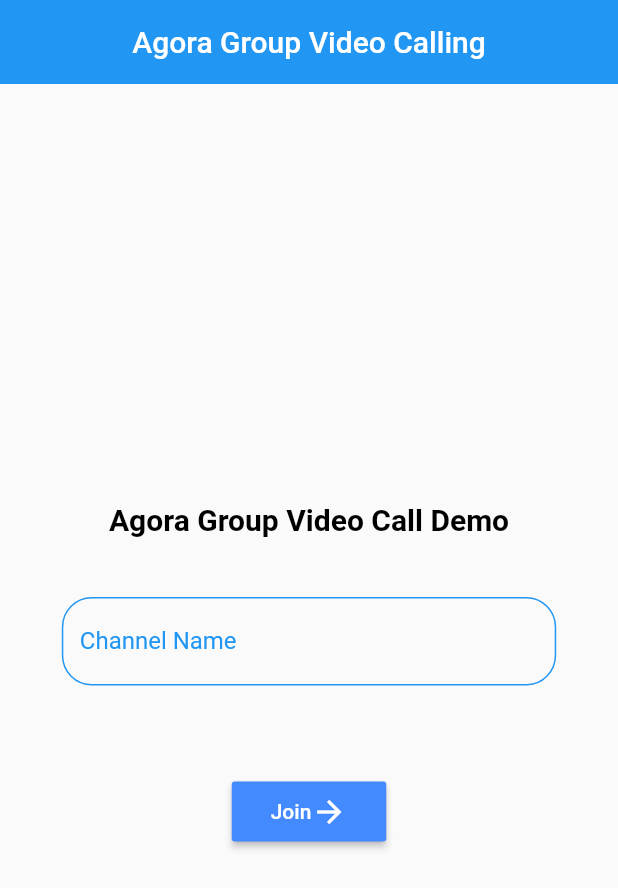
After one commit to coolgogi/hereNhear, a Flutter app: the CreateGroupCallPage screen opened directly, on a phone screen of 412 x 824 dp. The commit adds this screen. Shown: the top 888 px of the screen. Run offline on Flutter 3.47's test engine with Material 2 defaults, Android fonts, the phone set to English and light mode, and no system bars; our stand-ins replace cloud_firestore, firebase_auth, firebase_core, firebase_storage, get, google_sign_in and 1 more; missing offline and left inert: agora_rtc_engine, comment_box, flutter_pagewise; accounts and stored records are empty; network calls fail; statements that could not run were skipped.

Commit message:
add groupCall function

```diff
--- /dev/null
+++ b/herehear/lib/createGroupCall.dart
@@ -0,0 +1,131 @@
+import 'package:flutter/material.dart';
+import 'package:get/get.dart';
+import 'package:permission_handler/permission_handler.dart';
+import 'dart:async';
+
+import 'groupCall.dart';
+
+class CreateGroupCallPage extends StatefulWidget {
+  @override
+  _CreateGroupCallPageState createState() => _CreateGroupCallPageState();
+}
+
+class _CreateGroupCallPageState extends State<CreateGroupCallPage> {
+  final myController = TextEditingController();
+  bool _validateError = false;
+
+  @override
+  Widget build(BuildContext context) {
+    return Scaffold(
+      appBar: AppBar(
+        centerTitle: true,
+        title: Text('Agora Group Video Calling'),
+        elevation: 0,
+      ),
+      body: SafeArea(
+        child: Center(
+          child: SingleChildScrollView(
+            clipBehavior: Clip.antiAliasWithSaveLayer,
+            physics: BouncingScrollPhysics(),
+            child: Column(
+              crossAxisAlignment: CrossAxisAlignment.center,
+              mainAxisAlignment: MainAxisAlignment.center,
+              children: <Widget>[
+                // Container(
+                //   child: Image.asset('assets/agora-logo.png'),
+                //   height: MediaQuery.of(context).size.height * 0.1,
+                // ),
+                Padding(padding: EdgeInsets.only(top: 20)),
+                Text(
+                  'Agora Group Video Call Demo',
+                  style: TextStyle(
+                      color: Colors.black,
+                      fontSize: 20,
+                      fontWeight: FontWeight.bold),
+                ),
+                Padding(padding: EdgeInsets.symmetric(vertical: 20)),
+                Container(
+                  width: MediaQuery
+                      .of(context)
+                      .size
+                      .width * 0.8,
+                  child: TextFormField(
+                    controller: myController,
+                    decoration: InputDecoration(
+                      labelText: 'Channel Name',
+                      labelStyle: TextStyle(color: Colors.blue),
+                      hintText: 'test',
+                      hintStyle: TextStyle(color: Colors.black45),
+                      errorText:
+                      _validateError ? 'Channel name is mandatory' : null,
+                      border: OutlineInputBorder(
+                        borderSide: BorderSide(color: Colors.blue),
+                        borderRadius: BorderRadius.circular(20),
+                      ),
+                      enabledBorder: OutlineInputBorder(
+                        borderSide: BorderSide(color: Colors.blue),
+                        borderRadius: BorderRadius.circular(20),
+                      ),
+                      disabledBorder: OutlineInputBorder(
+                        borderSide: BorderSide(color: Colors.blue),
+                        borderRadius: BorderRadius.circular(20),
+                      ),
+                      focusedBorder: OutlineInputBorder(
+                        borderSide: BorderSide(color: Colors.blue),
+                        borderRadius: BorderRadius.circular(20),
+                      ),
+                    ),
+                  ),
+                ),
+                Padding(padding: EdgeInsets.symmetric(vertical: 30)),
+                Container(
+                  width: MediaQuery
+                      .of(context)
+                      .size
+                      .width * 0.25,
+                  child: MaterialButton(
+                    onPressed: onJoin,
+                    height: 40,
+                    color: Colors.blueAccent,
+                    child: Row(
+                      mainAxisAlignment: MainAxisAlignment.center,
+                      children: <Widget>[
+                        Text(
+                          'Join',
+                          style: TextStyle(color: Colors.white),
+                        ),
+                        Icon(
+                          Icons.arrow_forward,
+                          color: Colors.white,
+                        ),
+                      ],
+                    ),
+                  ),
+                )
+              ],
+            ),
+          ),
+        ),
+      ),
+    );
+  }
+
+  Future<void> onJoin() async {
+    setState(() {
+      myController.text.isEmpty
+          ? _validateError = true
+          : _validateError = false;
+    });
+
+    await _handleCameraAndMic(Permission.camera);
+    await _handleCameraAndMic(Permission.microphone);
+
+
+    Get.to(GroupCallPage(channelName: myController.text));
+  }
+
+  Future<void> _handleCameraAndMic(Permission permission) async {
+    final status = await permission.request();
+    print(status);
+  }
+}
--- a/herehear/lib/groupCall.dart
+++ b/herehear/lib/groupCall.dart
@@ -7,24 +7,24 @@
 // import 'package:agora_rtc_engine/rtc_local_view.dart' as RtcLocalView;
 // import 'package:agora_rtc_engine/rtc_remote_view.dart' as RtcRemoteView;
 
-class CallPage extends StatefulWidget {
+class GroupCallPage extends StatefulWidget {
   final String channelName;
 
-  const CallPage({required this.channelName});
+  const GroupCallPage({this.channelName});
 
 
   @override
-  _CallPageState createState() => _CallPageState();
+  _GroupCallPageState createState() => _GroupCallPageState();
 }
 
-class _CallPageState extends State<CallPage> {
+class _GroupCallPageState extends State<GroupCallPage> {
   static final _users = <int>[];
   final _infoStrings = <String>[];
   bool muted = false;
-  RtcEngine? _engine;
+  RtcEngine _engine;
   String baseUrl = 'http://10.0.2.2'; //Add the link to your deployed server here
   int uid = 0;
-  String? token;
+  String token;
 
   Future<void> getToken() async {
     final response = await http.get(
@@ -37,7 +37,7 @@
     if (response.statusCode == 200) {
       setState(() {
         token = response.body;
-        token = jsonDecode(token!)['rtcToken'];
+        token = jsonDecode(token)['rtcToken'];
         print('@@@@@@@@@@@@@@@@@@@@@@@@@@@@@@@@@@@@@@@@: $token');
       });
     } else {
--- a/herehear/lib/home/newhome.dart
+++ b/herehear/lib/home/newhome.dart
@@ -1,7 +1,9 @@
 import 'package:flutter/material.dart';
 import 'package:get/get.dart';
+import 'package:herehear/createGroupCall.dart';
 import 'package:herehear/createRoom.dart';
 import 'package:herehear/help/search.dart';
+
 
 class HomePage extends StatelessWidget {
   // String uid;
@@ -139,7 +141,7 @@
                 ),
                 TextButton(
                   child: Text('그룹 대화', style: TextStyle(fontSize: 18, color: Colors.black87),),
-                  onPressed: () => Get.off(CreateRoomPage()),
+                  onPressed: () => Get.off(CreateGroupCallPage()),
                 ),
               ],
             ),
--- /dev/null
+++ b/herehear/lib/utils/AppID.dart
@@ -0,0 +1 @@
+var appID = 'f67d280955b24831ac7d4dfb8bcd4480';
--- a/herehear/pubspec.yaml
+++ b/herehear/pubspec.yaml
@@ -37,6 +37,8 @@
   comment_box: ^0.0.16
   flutter_pagewise: ^2.0.1
   http: ^0.13.3
+  permission_handler: ^8.1.2
+  agora_rtc_engine: ^4.0.2
 
 dev_dependencies:
   flutter_test:
@@ -58,6 +60,8 @@
   assets:
     - assets/login/google.png
     - assets/suhyun.jpg
+    - assets/images/me.jpg
+    - assets/images/you.png
 
   # An image asset can refer to one or more resolution-specific "variants", see
   # https://flutter.dev/assets-and-images/#resolution-aware.
```
